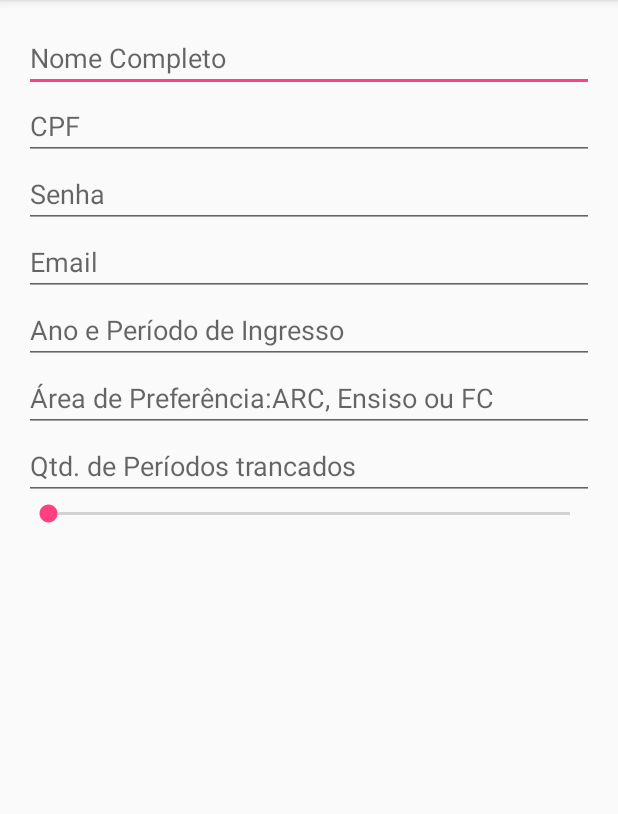
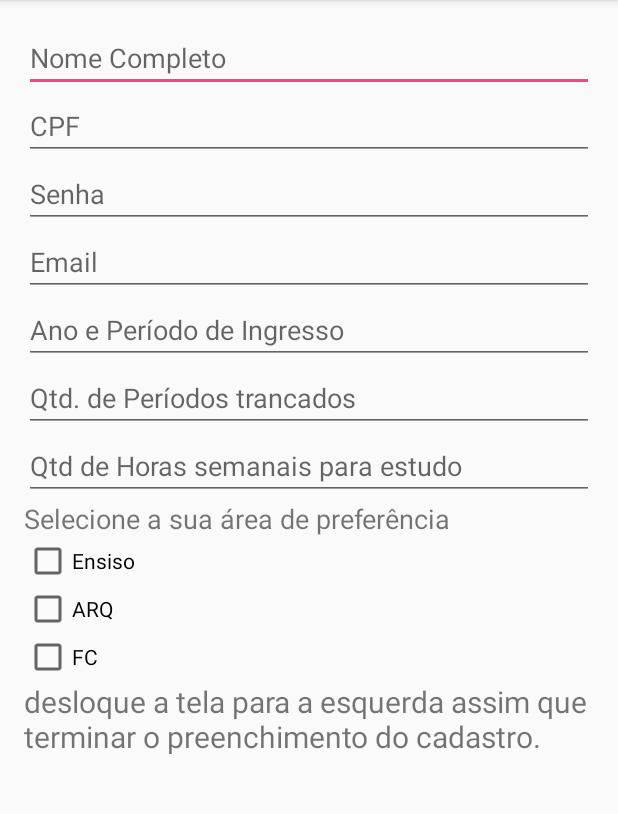
Before and after one commit to elntele/Sisa, an Android app: the CadastroAlunoActivity screen opened directly, with no data from a screen before it, on a phone screen of 412 x 824 dp, the part 84-898 px from its top. Run offline under Robolectric (Android 15) with nearby library versions, the phone set to English and light mode, and no system bars.

Commit message:
sisa parou

```diff
--- a/app/src/main/java/br/ufrpe/android/sisa/CadastroAlunoActivity.java
+++ b/app/src/main/java/br/ufrpe/android/sisa/CadastroAlunoActivity.java
@@ -13,7 +13,7 @@ public class CadastroAlunoActivity extends AppCompatActivity {
         setContentView(R.layout.activity_cadastro_aluno);
 
         FragmentManager fm = getSupportFragmentManager();
-        Fragment fragment = fm.findFragmentById(R.id.fragment_container);
+        Fragment fragment = fm.findFragmentById(R.id.fragment_container_cadastro_aluno);
 
         if (fragment==null){
             fragment = new CadastroAlunoFragment();
--- a/app/src/main/java/br/ufrpe/android/sisa/CadastroAlunoFragment.java
+++ b/app/src/main/java/br/ufrpe/android/sisa/CadastroAlunoFragment.java
@@ -6,8 +6,10 @@ import android.support.v4.app.Fragment;
 import android.view.LayoutInflater;
 import android.view.View;
 import android.view.ViewGroup;
+import android.widget.CheckBox;
 import android.widget.EditText;
 import android.widget.SeekBar;
+import android.widget.TextView;
 
 
 /**
@@ -20,10 +22,13 @@ public class CadastroAlunoFragment extends Fragment {
     private EditText mSenha;
     private EditText mEmail;
     private EditText mAnoPeriodoIngresso;
-    private EditText mAreaPreferencia;
+    private CheckBox mAreaPreferenciaFC;
+    private CheckBox mAreaPreferenciaEnsiso;
+    private CheckBox mAreaPreferenciaARQ;
     private EditText mQtdPeriodosTrancados;
-    private SeekBar mHorasEstudoExtraClasse;
-
+    private EditText mHorasEstudoExtraClasse;
+    private TextView mEscolhaAreaDePreferencia;
+    private TextView mInformacaoDeliseTela;
     public CadastroAlunoFragment() {
         // Required empty public constructor
     }
@@ -39,9 +44,13 @@ public class CadastroAlunoFragment extends Fragment {
         mSenha = (EditText) view.findViewById(R.id.cpf_edit_text);
         mEmail = (EditText) view.findViewById(R.id.email_edit_text);
         mAnoPeriodoIngresso = (EditText) view.findViewById(R.id.ano_periodo_edit_text);
-        mAreaPreferencia = (EditText) view.findViewById(R.id.area_preferencia_edit_text);
+        mAreaPreferenciaFC = (CheckBox) view.findViewById(R.id.box_fc_check_box);
+        mAreaPreferenciaARQ = (CheckBox) view.findViewById(R.id.box_arq_check_box);
+        mAreaPreferenciaEnsiso = (CheckBox) view.findViewById(R.id.box_ensiso_check_box);
         mQtdPeriodosTrancados = (EditText) view.findViewById(R.id.periodo_tracando_edit_text);
-        mHorasEstudoExtraClasse = (SeekBar) view.findViewById(R.id.hora_estudo_seek_bar);
+        mHorasEstudoExtraClasse = (EditText) view.findViewById(R.id.qts_h_semanal_edit_text);
+        mEscolhaAreaDePreferencia=(TextView) view.findViewById(R.id.area_preferencia_text_view);
+        mInformacaoDeliseTela=(TextView) view.findViewById(R.id.deslise_tela_text_view);
 
         return view;
     }
--- a/app/src/main/java/br/ufrpe/android/sisa/LoginFragment.java
+++ b/app/src/main/java/br/ufrpe/android/sisa/LoginFragment.java
@@ -40,6 +40,8 @@ public class LoginFragment extends Fragment{
             @Override
             public void onClick(View v) {
                 //Aqui deve conter o código que quando acionar o botão cadastrar ele deverá ir para tela de cadastro.
+                Intent it = new Intent(getActivity(), CadastroAlunoFragment.class);
+                startActivity(it);
             }
         });
         return view;
--- a/app/src/main/res/layout/fragment_cadastro_aluno.xml
+++ b/app/src/main/res/layout/fragment_cadastro_aluno.xml
@@ -53,14 +53,6 @@
         android:inputType="numberDecimal"/>
 
     <EditText
-        android:id="@+id/area_preferencia_edit_text"
-        android:layout_width="match_parent"
-        android:layout_height="wrap_content"
-        android:ems="10"
-        android:inputType="textPersonName"
-        android:hint="Área de Preferência:ARC, Ensiso ou FC"/>
-
-    <EditText
         android:id="@+id/periodo_tracando_edit_text"
         android:layout_width="match_parent"
         android:layout_height="wrap_content"
@@ -68,12 +60,45 @@
         android:hint="Qtd. de Períodos trancados"
         android:inputType="number"/>
 
-    <SeekBar
-        android:id="@+id/hora_estudo_seek_bar"
+    <EditText
+        android:id="@+id/qts_h_semanal_edit_text"
         android:layout_width="match_parent"
         android:layout_height="wrap_content"
-        android:contentDescription="Horas de estudo"
-        android:max="20"/>
+        android:ems="10"
+        android:hint="Qtd de Horas semanais para estudo"
+        android:inputType="number"/>
+
+    <TextView
+        android:id="@+id/area_preferencia_text_view"
+        android:layout_width="match_parent"
+        android:layout_height="wrap_content"
+        android:textSize="18dp"
+        android:text="Selecione a sua área de preferência"/>
+
+    <CheckBox
+        android:id="@+id/box_ensiso_check_box"
+        android:layout_width="match_parent"
+        android:layout_height="wrap_content"
+        android:text="Ensiso"/>
+
+    <CheckBox
+        android:id="@+id/box_arq_check_box"
+        android:layout_width="match_parent"
+        android:layout_height="wrap_content"
+        android:text="ARQ"/>
+
+    <CheckBox
+        android:id="@+id/box_fc_check_box"
+        android:layout_width="match_parent"
+        android:layout_height="wrap_content"
+        android:text="FC"/>
+
+    <TextView
+        android:id="@+id/deslise_tela_text_view"
+        android:layout_width="match_parent"
+        android:textSize="20dp"
+        android:layout_height="wrap_content"
+        android:text="desloque a tela para a esquerda assim que terminar o preenchimento do cadastro."/>
 
 
 </LinearLayout>
```
